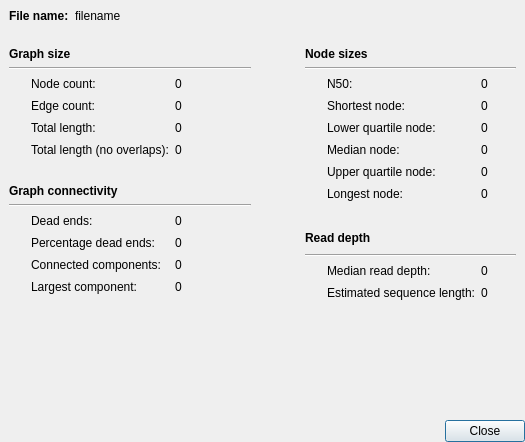
This is ui/graphinfodialog.ui in rrwick/Bandage as Qt 5 draws it before an edit. The edited form follows.
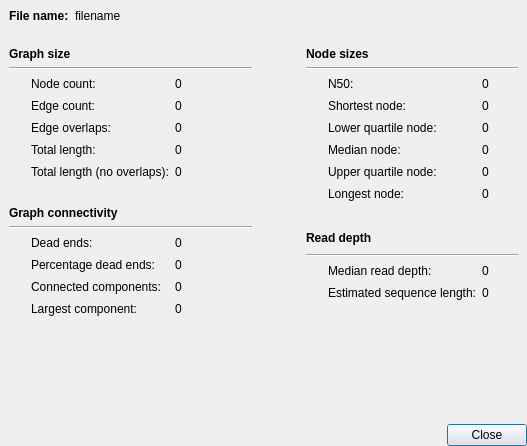
This is the edited form. Custom widgets are drawn as their Qt base class.

Commit message: Add edge overlap range to graph info

```diff
--- a/ui/graphinfodialog.ui
+++ b/ui/graphinfodialog.ui
@@ -6,8 +6,8 @@
    <rect>
     <x>0</x>
     <y>0</y>
-    <width>525</width>
-    <height>442</height>
+    <width>527</width>
+    <height>446</height>
    </rect>
   </property>
   <property name="windowTitle">
@@ -83,15 +83,82 @@
    <item row="1" column="0">
     <widget class="QWidget" name="widget" native="true">
      <layout class="QGridLayout" name="gridLayout_2">
+      <item row="10" column="0">
+       <widget class="InfoTextWidget" name="deadEndsInfoText" native="true">
+        <property name="sizePolicy">
+         <sizepolicy hsizetype="Fixed" vsizetype="Fixed">
+          <horstretch>0</horstretch>
+          <verstretch>0</verstretch>
+         </sizepolicy>
+        </property>
+        <property name="minimumSize">
+         <size>
+          <width>16</width>
+          <height>16</height>
+         </size>
+        </property>
+        <property name="maximumSize">
+         <size>
+          <width>16</width>
+          <height>16</height>
+         </size>
+        </property>
+       </widget>
+      </item>
+      <item row="6" column="0">
+       <widget class="InfoTextWidget" name="totalLengthNoOverlapsInfoText" native="true">
+        <property name="sizePolicy">
+         <sizepolicy hsizetype="Fixed" vsizetype="Fixed">
+          <horstretch>0</horstretch>
+          <verstretch>0</verstretch>
+         </sizepolicy>
+        </property>
+        <property name="minimumSize">
+         <size>
+          <width>16</width>
+          <height>16</height>
+         </size>
+        </property>
+        <property name="maximumSize">
+         <size>
+          <width>16</width>
+          <height>16</height>
+         </size>
+        </property>
+       </widget>
+      </item>
+      <item row="5" column="2">
+       <widget class="QLabel" name="totalLengthLabel">
+        <property name="text">
+         <string>0</string>
+        </property>
+        <property name="textInteractionFlags">
+         <set>Qt::LinksAccessibleByMouse|Qt::TextSelectableByKeyboard|Qt::TextSelectableByMouse</set>
+        </property>
+       </widget>
+      </item>
       <item row="8" column="0" colspan="3">
-       <widget class="Line" name="line_2">
-        <property name="orientation">
-         <enum>Qt::Horizontal</enum>
+       <widget class="QLabel" name="label_14">
+        <property name="font">
+         <font>
+          <weight>75</weight>
+          <bold>true</bold>
+         </font>
         </property>
+        <property name="text">
+         <string>Graph connectivity</string>
+        </property>
        </widget>
       </item>
-      <item row="12" column="0">
-       <widget class="InfoTextWidget" name="largestComponentInfoText" native="true">
+      <item row="11" column="1">
+       <widget class="QLabel" name="label_8">
+        <property name="text">
+         <string>Percentage dead ends:</string>
+        </property>
+       </widget>
+      </item>
+      <item row="2" column="0">
+       <widget class="InfoTextWidget" name="nodeCountInfoText" native="true">
         <property name="sizePolicy">
          <sizepolicy hsizetype="Fixed" vsizetype="Fixed">
           <horstretch>0</horstretch>
@@ -112,10 +179,33 @@
         </property>
        </widget>
       </item>
-      <item row="4" column="1">
-       <widget class="QLabel" name="label_3">
+      <item row="7" column="1" colspan="2">
+       <spacer name="verticalSpacer_2">
+        <property name="orientation">
+         <enum>Qt::Vertical</enum>
+        </property>
+        <property name="sizeType">
+         <enum>QSizePolicy::Fixed</enum>
+        </property>
+        <property name="sizeHint" stdset="0">
+         <size>
+          <width>20</width>
+          <height>20</height>
+         </size>
+        </property>
+       </spacer>
+      </item>
+      <item row="6" column="1">
+       <widget class="QLabel" name="label_30">
         <property name="text">
-         <string>Total length:</string>
+         <string>Total length (no overlaps):</string>
+        </property>
+       </widget>
+      </item>
+      <item row="1" column="0" colspan="3">
+       <widget class="Line" name="line">
+        <property name="orientation">
+         <enum>Qt::Horizontal</enum>
         </property>
        </widget>
       </item>
@@ -129,7 +219,7 @@
         </property>
        </widget>
       </item>
-      <item row="11" column="2">
+      <item row="12" column="2">
        <widget class="QLabel" name="connectedComponentsLabel">
         <property name="text">
          <string>0</string>
@@ -139,39 +229,95 @@
         </property>
        </widget>
       </item>
-      <item row="5" column="2">
-       <widget class="QLabel" name="totalLengthNoOverlapsLabel">
+      <item row="11" column="0">
+       <widget class="InfoTextWidget" name="percentageDeadEndsInfoText" native="true">
+        <property name="sizePolicy">
+         <sizepolicy hsizetype="Fixed" vsizetype="Fixed">
+          <horstretch>0</horstretch>
+          <verstretch>0</verstretch>
+         </sizepolicy>
+        </property>
+        <property name="minimumSize">
+         <size>
+          <width>16</width>
+          <height>16</height>
+         </size>
+        </property>
+        <property name="maximumSize">
+         <size>
+          <width>16</width>
+          <height>16</height>
+         </size>
+        </property>
+       </widget>
+      </item>
+      <item row="12" column="1">
+       <widget class="QLabel" name="label_9">
         <property name="text">
-         <string>0</string>
+         <string>Connected components:</string>
         </property>
-        <property name="textInteractionFlags">
-         <set>Qt::LinksAccessibleByMouse|Qt::TextSelectableByKeyboard|Qt::TextSelectableByMouse</set>
+       </widget>
+      </item>
+      <item row="3" column="0">
+       <widget class="InfoTextWidget" name="edgeCountInfoText" native="true">
+        <property name="sizePolicy">
+         <sizepolicy hsizetype="Fixed" vsizetype="Fixed">
+          <horstretch>0</horstretch>
+          <verstretch>0</verstretch>
+         </sizepolicy>
+        </property>
+        <property name="minimumSize">
+         <size>
+          <width>16</width>
+          <height>16</height>
+         </size>
+        </property>
+        <property name="maximumSize">
+         <size>
+          <width>16</width>
+          <height>16</height>
+         </size>
         </property>
        </widget>
       </item>
       <item row="10" column="1">
-       <widget class="QLabel" name="label_8">
-        <property name="text">
-         <string>Percentage dead ends:</string>
-        </property>
-       </widget>
-      </item>
-      <item row="9" column="1">
        <widget class="QLabel" name="label_7">
         <property name="text">
          <string>Dead ends:</string>
         </property>
        </widget>
       </item>
-      <item row="12" column="1">
-       <widget class="QLabel" name="label_10">
-        <property name="text">
-         <string>Largest component:</string>
+      <item row="13" column="0">
+       <widget class="InfoTextWidget" name="largestComponentInfoText" native="true">
+        <property name="sizePolicy">
+         <sizepolicy hsizetype="Fixed" vsizetype="Fixed">
+          <horstretch>0</horstretch>
+          <verstretch>0</verstretch>
+         </sizepolicy>
         </property>
+        <property name="minimumSize">
+         <size>
+          <width>16</width>
+          <height>16</height>
+         </size>
+        </property>
+        <property name="maximumSize">
+         <size>
+          <width>16</width>
+          <height>16</height>
+         </size>
+        </property>
        </widget>
       </item>
-      <item row="2" column="2">
-       <widget class="QLabel" name="nodeCountLabel">
+      <item row="9" column="0" colspan="3">
+       <widget class="Line" name="line_2">
+        <property name="orientation">
+         <enum>Qt::Horizontal</enum>
+        </property>
+       </widget>
+      </item>
+      <item row="11" column="2">
+       <widget class="QLabel" name="percentageDeadEndsLabel">
         <property name="text">
          <string>0</string>
         </property>
@@ -180,7 +326,7 @@
         </property>
        </widget>
       </item>
-      <item row="13" column="1" colspan="2">
+      <item row="14" column="1" colspan="2">
        <spacer name="verticalSpacer_5">
         <property name="orientation">
          <enum>Qt::Vertical</enum>
@@ -193,7 +339,29 @@
         </property>
        </spacer>
       </item>
-      <item row="9" column="2">
+      <item row="5" column="0">
+       <widget class="InfoTextWidget" name="totalLengthInfoText" native="true">
+        <property name="sizePolicy">
+         <sizepolicy hsizetype="Fixed" vsizetype="Fixed">
+          <horstretch>0</horstretch>
+          <verstretch>0</verstretch>
+         </sizepolicy>
+        </property>
+        <property name="minimumSize">
+         <size>
+          <width>16</width>
+          <height>16</height>
+         </size>
+        </property>
+        <property name="maximumSize">
+         <size>
+          <width>16</width>
+          <height>16</height>
+         </size>
+        </property>
+       </widget>
+      </item>
+      <item row="10" column="2">
        <widget class="QLabel" name="deadEndsLabel">
         <property name="text">
          <string>0</string>
@@ -211,30 +379,13 @@
        </widget>
       </item>
       <item row="5" column="1">
-       <widget class="QLabel" name="label_30">
+       <widget class="QLabel" name="label_3">
         <property name="text">
-         <string>Total length (no overlaps):</string>
+         <string>Total length:</string>
         </property>
        </widget>
       </item>
-      <item row="4" column="2">
-       <widget class="QLabel" name="totalLengthLabel">
-        <property name="text">
-         <string>0</string>
-        </property>
-        <property name="textInteractionFlags">
-         <set>Qt::LinksAccessibleByMouse|Qt::TextSelectableByKeyboard|Qt::TextSelectableByMouse</set>
-        </property>
-       </widget>
-      </item>
-      <item row="11" column="1">
-       <widget class="QLabel" name="label_9">
-        <property name="text">
-         <string>Connected components:</string>
-        </property>
-       </widget>
-      </item>
-      <item row="12" column="2">
+      <item row="13" column="2">
        <widget class="QLabel" name="largestComponentLabel">
         <property name="text">
          <string>0</string>
@@ -244,48 +395,8 @@
         </property>
        </widget>
       </item>
-      <item row="6" column="1" colspan="2">
-       <spacer name="verticalSpacer_2">
-        <property name="orientation">
-         <enum>Qt::Vertical</enum>
-        </property>
-        <property name="sizeType">
-         <enum>QSizePolicy::Fixed</enum>
-        </property>
-        <property name="sizeHint" stdset="0">
-         <size>
-          <width>20</width>
-          <height>20</height>
-         </size>
-        </property>
-       </spacer>
-      </item>
-      <item row="2" column="1">
-       <widget class="QLabel" name="label">
-        <property name="text">
-         <string>Node count:</string>
-        </property>
-       </widget>
-      </item>
-      <item row="10" column="2">
-       <widget class="QLabel" name="percentageDeadEndsLabel">
-        <property name="text">
-         <string>0</string>
-        </property>
-        <property name="textInteractionFlags">
-         <set>Qt::LinksAccessibleByMouse|Qt::TextSelectableByKeyboard|Qt::TextSelectableByMouse</set>
-        </property>
-       </widget>
-      </item>
-      <item row="1" column="0" colspan="3">
-       <widget class="Line" name="line">
-        <property name="orientation">
-         <enum>Qt::Horizontal</enum>
-        </property>
-       </widget>
-      </item>
-      <item row="2" column="0">
-       <widget class="InfoTextWidget" name="nodeCountInfoText" native="true">
+      <item row="12" column="0">
+       <widget class="InfoTextWidget" name="connectedComponentsInfoText" native="true">
         <property name="sizePolicy">
          <sizepolicy hsizetype="Fixed" vsizetype="Fixed">
           <horstretch>0</horstretch>
@@ -319,13 +430,10 @@
         </property>
        </widget>
       </item>
-      <item row="3" column="0">
-       <widget class="InfoTextWidget" name="edgeCountInfoText" native="true">
-        <property name="sizePolicy">
-         <sizepolicy hsizetype="Fixed" vsizetype="Fixed">
-          <horstretch>0</horstretch>
-          <verstretch>0</verstretch>
-         </sizepolicy>
+      <item row="6" column="2">
+       <widget class="QLabel" name="totalLengthNoOverlapsLabel">
+        <property name="text">
+         <string>0</string>
         </property>
         <property name="minimumSize">
          <size>
@@ -333,117 +441,51 @@
           <height>16</height>
          </size>
         </property>
-        <property name="maximumSize">
-         <size>
-          <width>16</width>
-          <height>16</height>
-         </size>
+       </widget>
+      </item>
+      <item row="13" column="1">
+       <widget class="QLabel" name="label_10">
+        <property name="text">
+         <string>Largest component:</string>
+        </property>
+       </widget>
+      </item>
+      <item row="2" column="2">
+       <widget class="QLabel" name="nodeCountLabel">
+        <property name="text">
+         <string>0</string>
+        </property>
+        <property name="textInteractionFlags">
+         <set>Qt::LinksAccessibleByMouse|Qt::TextSelectableByKeyboard|Qt::TextSelectableByMouse</set>
+        </property>
+       </widget>
+      </item>
+      <item row="2" column="1">
+       <widget class="QLabel" name="label">
+        <property name="text">
+         <string>Node count:</string>
+        </property>
+       </widget>
+      </item>
+      <item row="4" column="1">
+       <widget class="QLabel" name="label_4">
+        <property name="text">
+         <string>Edge overlaps:</string>
+        </property>
+       </widget>
+      </item>
+      <item row="4" column="2">
+       <widget class="QLabel" name="edgeOverlapRangeLabel">
+        <property name="text">
+         <string>0</string>
+        </property>
+        <property name="textInteractionFlags">
+         <set>Qt::LinksAccessibleByMouse|Qt::TextSelectableByKeyboard|Qt::TextSelectableByMouse</set>
         </property>
        </widget>
       </item>
       <item row="4" column="0">
-       <widget class="InfoTextWidget" name="totalLengthInfoText" native="true">
-        <property name="sizePolicy">
-         <sizepolicy hsizetype="Fixed" vsizetype="Fixed">
-          <horstretch>0</horstretch>
-          <verstretch>0</verstretch>
-         </sizepolicy>
-        </property>
-        <property name="minimumSize">
-         <size>
-          <width>16</width>
-          <height>16</height>
-         </size>
-        </property>
-        <property name="maximumSize">
-         <size>
-          <width>16</width>
-          <height>16</height>
-         </size>
-        </property>
-       </widget>
-      </item>
-      <item row="5" column="0">
-       <widget class="InfoTextWidget" name="totalLengthNoOverlapsInfoText" native="true">
-        <property name="sizePolicy">
-         <sizepolicy hsizetype="Fixed" vsizetype="Fixed">
-          <horstretch>0</horstretch>
-          <verstretch>0</verstretch>
-         </sizepolicy>
-        </property>
-        <property name="minimumSize">
-         <size>
-          <width>16</width>
-          <height>16</height>
-         </size>
-        </property>
-        <property name="maximumSize">
-         <size>
-          <width>16</width>
-          <height>16</height>
-         </size>
-        </property>
-       </widget>
-      </item>
-      <item row="9" column="0">
-       <widget class="InfoTextWidget" name="deadEndsInfoText" native="true">
-        <property name="sizePolicy">
-         <sizepolicy hsizetype="Fixed" vsizetype="Fixed">
-          <horstretch>0</horstretch>
-          <verstretch>0</verstretch>
-         </sizepolicy>
-        </property>
-        <property name="minimumSize">
-         <size>
-          <width>16</width>
-          <height>16</height>
-         </size>
-        </property>
-        <property name="maximumSize">
-         <size>
-          <width>16</width>
-          <height>16</height>
-         </size>
-        </property>
-       </widget>
-      </item>
-      <item row="10" column="0">
-       <widget class="InfoTextWidget" name="percentageDeadEndsInfoText" native="true">
-        <property name="sizePolicy">
-         <sizepolicy hsizetype="Fixed" vsizetype="Fixed">
-          <horstretch>0</horstretch>
-          <verstretch>0</verstretch>
-         </sizepolicy>
-        </property>
-        <property name="minimumSize">
-         <size>
-          <width>16</width>
-          <height>16</height>
-         </size>
-        </property>
-        <property name="maximumSize">
-         <size>
-          <width>16</width>
-          <height>16</height>
-         </size>
-        </property>
-       </widget>
-      </item>
-      <item row="7" column="0" colspan="3">
-       <widget class="QLabel" name="label_14">
-        <property name="font">
-         <font>
-          <weight>75</weight>
-          <bold>true</bold>
-         </font>
-        </property>
-        <property name="text">
-         <string>Graph connectivity</string>
-        </property>
-       </widget>
-      </item>
-      <item row="11" column="0">
-       <widget class="InfoTextWidget" name="connectedComponentsInfoText" native="true">
+       <widget class="InfoTextWidget" name="edgeOverlapRangeInfoText" native="true">
         <property name="sizePolicy">
          <sizepolicy hsizetype="Fixed" vsizetype="Fixed">
           <horstretch>0</horstretch>
```
Left out of the diff: 7 changed lines with no effect on the pictures. The commit also changes 4 other files.
